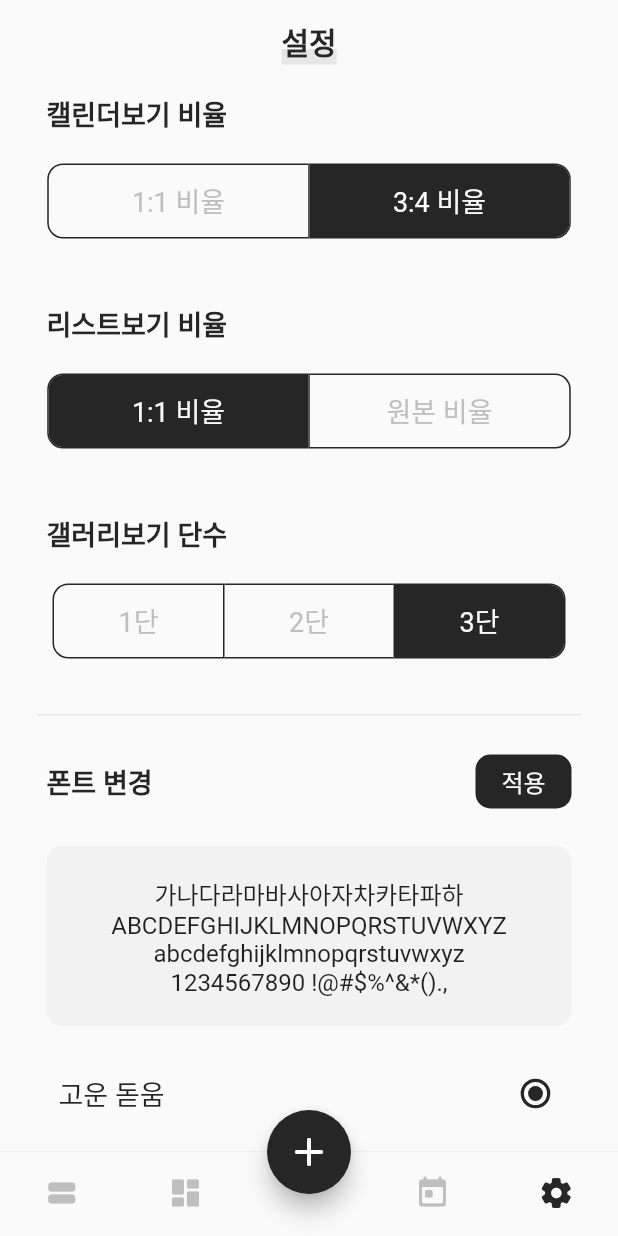
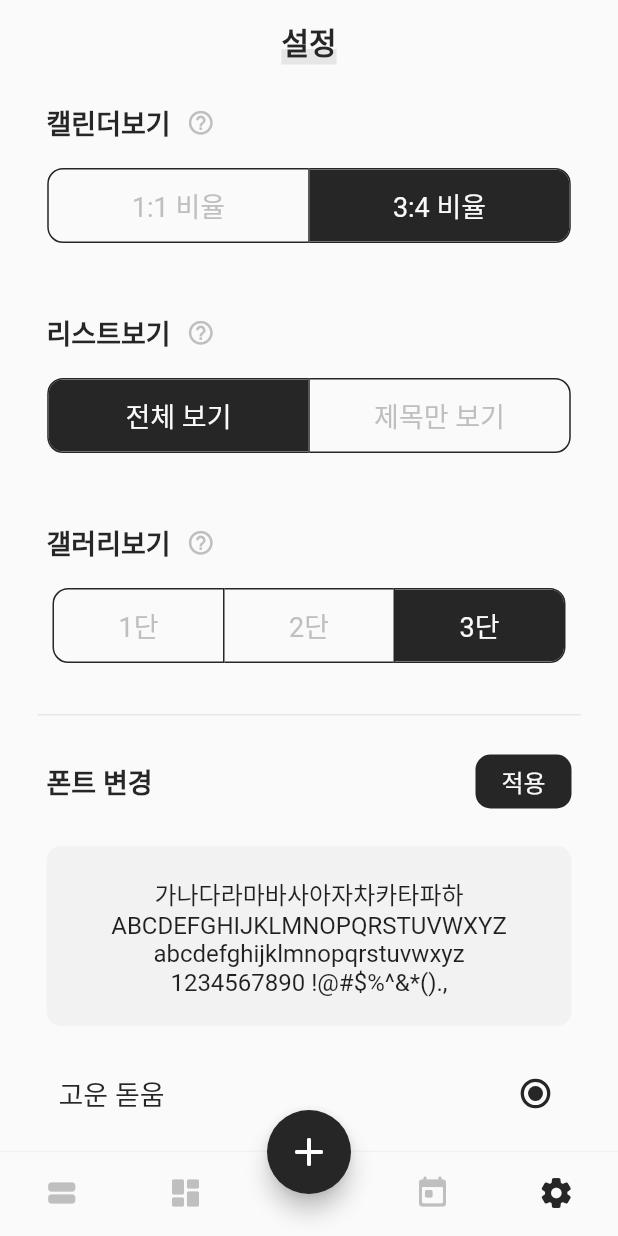
Before and after one commit to wkkyu088/pidi, a Flutter app: the screen it shows after launch, item 5 of the bottom bar chosen, on a phone screen of 412 x 824 dp. Run offline on Flutter 3.47's test engine with Material 2 defaults, Android fonts, the phone set to English and light mode, and no system bars; our stand-ins replace carousel_slider, table_calendar; Roboto replaces fonts that are missing (GowunBatang, GowunDodum).

Commit message:
설정 변경

```diff
--- a/lib/constants.dart
+++ b/lib/constants.dart
@@ -38,7 +38,7 @@ BorderRadius kBorderRadiusL = BorderRadius.circular(20.0);
 BorderRadius kBorderRadiusS = BorderRadius.circular(8.0);
 
 // settings
-final List<bool> calendarViewRatio = [false, true];
-final List<bool> listViewRatio = [true, false];
-final List<bool> galleryViewColumn = [false, false, true];
+final List<bool> calendarViewSetting = [false, true];
+final List<bool> listViewSetting = [true, false];
+final List<bool> galleryViewSetting = [false, false, true];
 String fontFamily = 'GowunDodum';
--- a/lib/screens/gallery_screen.dart
+++ b/lib/screens/gallery_screen.dart
@@ -61,7 +61,7 @@ class _GalleryScreenState extends State<GalleryScreen> {
           child: MasonryGridView.count(
             physics: const BouncingScrollPhysics(
                 parent: AlwaysScrollableScrollPhysics()),
-            crossAxisCount: galleryViewColumn.indexOf(true) + 1,
+            crossAxisCount: galleryViewSetting.indexOf(true) + 1,
             itemCount: images.length,
             itemBuilder: (BuildContext context, int index) => Container(
               margin:
--- a/lib/screens/home_screen.dart
+++ b/lib/screens/home_screen.dart
@@ -19,7 +19,7 @@ class _HomeScreenState extends State<HomeScreen> {
     final double statusBarHeight = MediaQuery.of(context).padding.top;
     final double appWidth = MediaQuery.of(context).size.width;
     // 1:1 => 380, 3:4 => 500
-    double calendarHeight = calendarViewRatio.indexOf(true) == 0 ? 380 : 500;
+    double calendarHeight = calendarViewSetting.indexOf(true) == 0 ? 380 : 500;
 
     final kToday = DateTime.now();
     final kFirstDay = DateTime(kToday.year - 1, kToday.month, kToday.day);
--- a/lib/screens/setting_screen.dart
+++ b/lib/screens/setting_screen.dart
@@ -23,7 +23,6 @@ class _SettingScreenState extends State<SettingScreen> {
 
     Widget buttonItem(w, s, listValue) {
       return Container(
-          // color: listValue ? kBlack : const Color(0xFFD9D9D9),
           width: width / w - 8,
           alignment: Alignment.center,
           child: Text(s, style: TextStyle(fontSize: kTitle)));
@@ -44,9 +43,6 @@ class _SettingScreenState extends State<SettingScreen> {
             });
           },
           selectedColor: kWhite,
-          // color: kWhite,
-          // borderColor: Colors.transparent,
-          // selectedBorderColor: Colors.transparent,
           color: kGrey,
           fillColor: kBlack,
           borderColor: kBlack,
@@ -72,17 +68,21 @@ class _SettingScreenState extends State<SettingScreen> {
         child: Column(
           children: [
             Padding(
-              padding: const EdgeInsets.only(bottom: 20.0),
-              child: Align(
-                alignment: Alignment.topLeft,
-                child: Text(
+              padding: const EdgeInsets.only(bottom: 10.0),
+              child: Row(children: [
+                Text(
                   title,
                   style: TextStyle(
                       color: kBlack,
                       fontSize: kTitle,
                       fontWeight: FontWeight.bold),
                 ),
-              ),
+                IconButton(
+                    constraints: const BoxConstraints(),
+                    onPressed: () {},
+                    icon: Icon(Icons.help_outline_rounded,
+                        size: 19, color: kGrey))
+              ]),
             ),
             customToggleButton(selectList, children)
           ],
@@ -158,11 +158,11 @@ class _SettingScreenState extends State<SettingScreen> {
             child: Column(
               children: [
                 settingItem(
-                    140.0, '캘린더보기 비율', calendarViewRatio, ['1:1 비율', '3:4 비율']),
+                    140.0, '캘린더보기', calendarViewSetting, ['1:1 비율', '3:4 비율']),
                 settingItem(
-                    140.0, '리스트보기 비율', listViewRatio, ['1:1 비율', '원본 비율']),
+                    140.0, '리스트보기', listViewSetting, ['전체 보기', '제목만 보기']),
                 settingItem(
-                    140.0, '갤러리보기 단수', galleryViewColumn, ['1단', '2단', '3단']),
+                    140.0, '갤러리보기', galleryViewSetting, ['1단', '2단', '3단']),
                 Container(
                   color: kUnderline,
                   width: width,
```
Also changed, not shown: lib/models/test.dart (+24 -3 lines).
